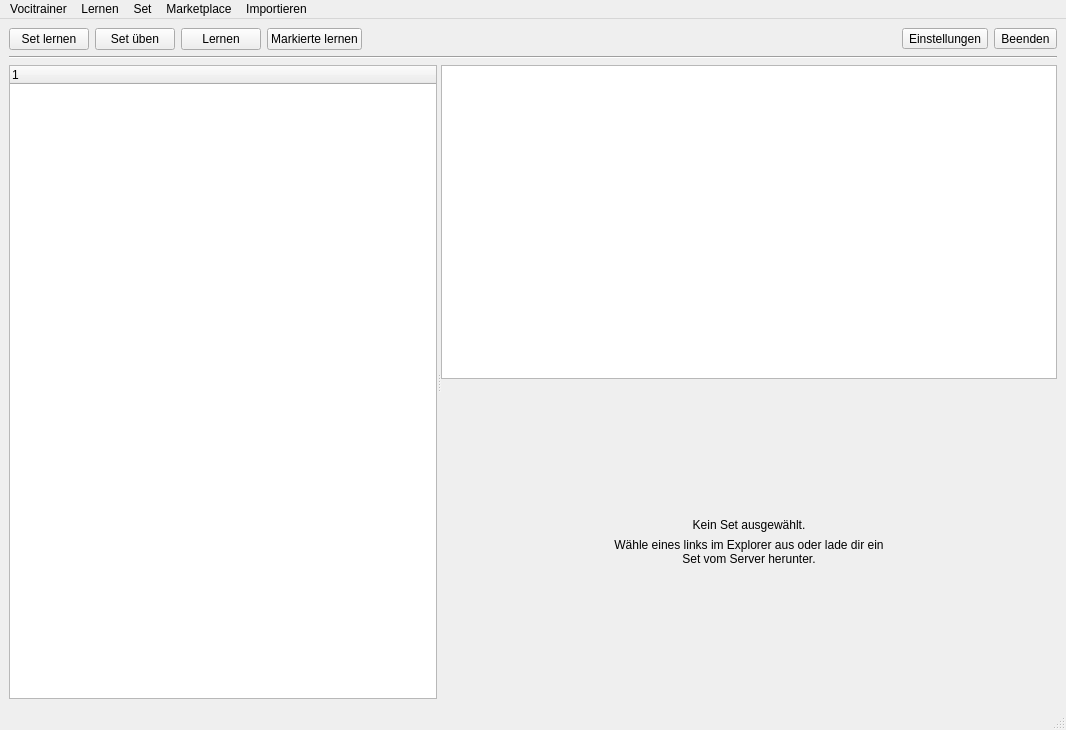
Qt form Client/res/hauptfenster.ui (samuelx12/Vocitrainer) before a commit.
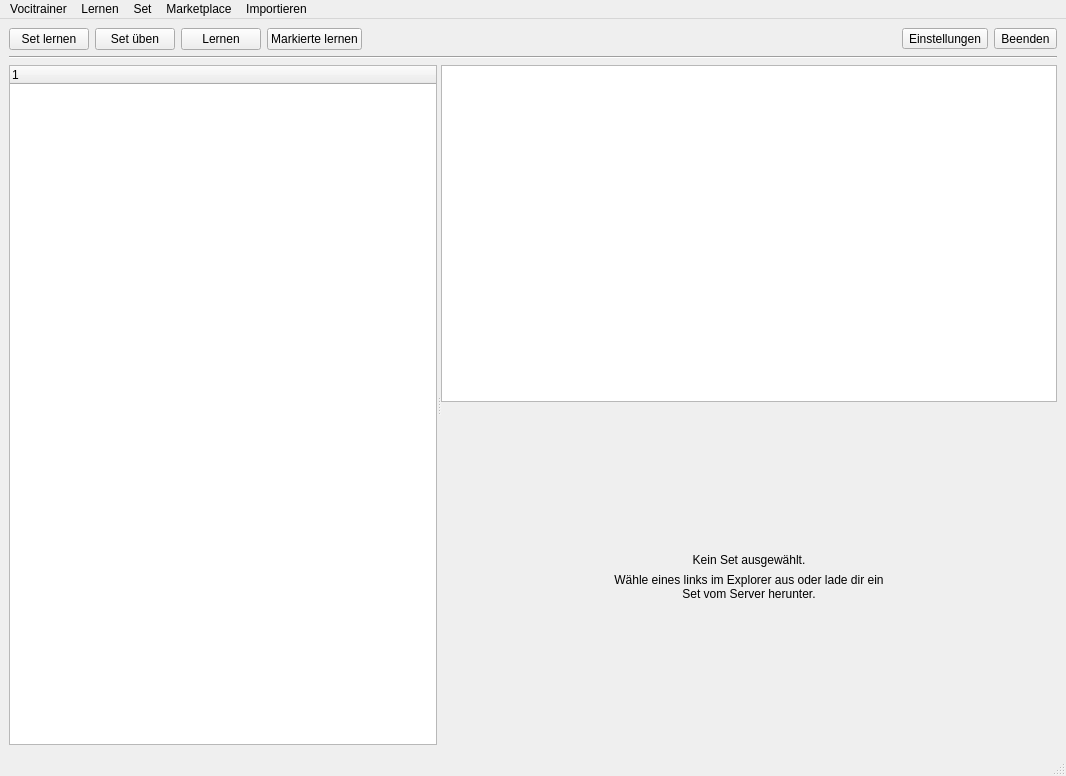
The same form after that commit. Icons and pictures are not drawn.

```diff
--- a/Client/res/hauptfenster.ui
+++ b/Client/res/hauptfenster.ui
@@ -7,7 +7,7 @@
     <x>0</x>
     <y>0</y>
     <width>1066</width>
-    <height>730</height>
+    <height>776</height>
    </rect>
   </property>
   <property name="windowTitle">
```
